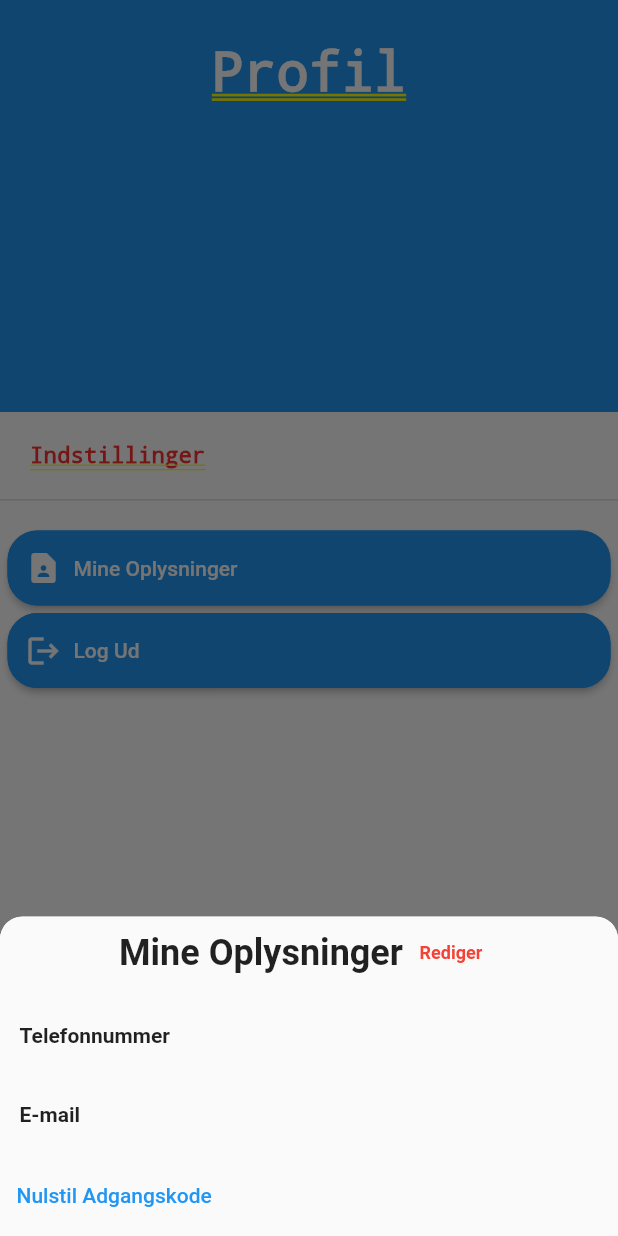
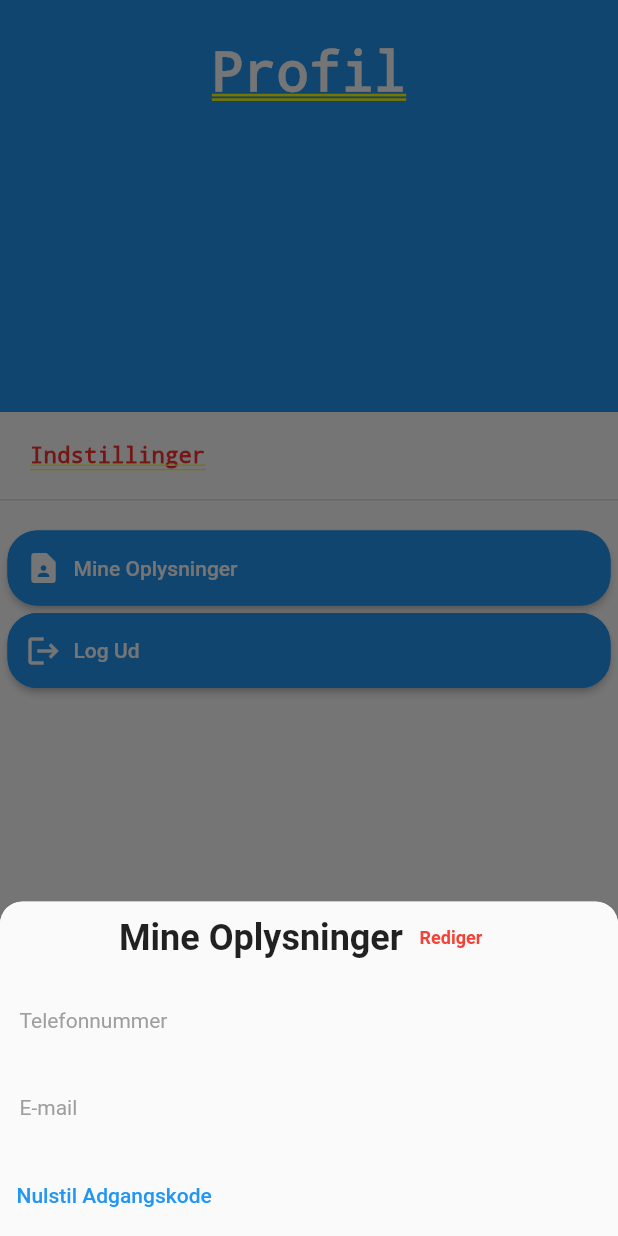
Before and after one commit to ammarOdin/odinvikar, a Flutter app: the SettingsScreen screen opened directly, after a tap on "Mine Oplysninger", on a phone screen of 412 x 824 dp. Run offline on Flutter 3.47's test engine with Material 2 defaults, Android fonts, the phone set to English and light mode, and no system bars; drawn by our look-alikes of sliding_sheet; our stand-ins replace cloud_firestore, cloud_functions, firebase_auth, firebase_core, shared_preferences, syncfusion_flutter_calendar and 2 more; missing offline and left inert: onboarding, syncfusion_localizations, week_of_year; accounts and stored records are empty.

Commit message:
Own settings ui tweaks

```diff
--- a/lib/main_screens/settings_screen.dart
+++ b/lib/main_screens/settings_screen.dart
@@ -257,7 +257,7 @@ class _State extends State<SettingsScreen> {
         Container(margin: const EdgeInsets.all(3), padding: const EdgeInsets.only(bottom: 15, left: 10), child: Column(
           crossAxisAlignment: CrossAxisAlignment.start,
           children: [
-            const Text("Telefonnummer", style: TextStyle(fontWeight: FontWeight.bold),),
+            Container(padding: const EdgeInsets.only(bottom: 5), child: const Text("Telefonnummer", style: TextStyle(color: Colors.grey),)),
             StreamBuilder(
                 stream: getUserInfo.snapshots(),
                 builder: (context, snapshot) {
@@ -265,7 +265,7 @@ class _State extends State<SettingsScreen> {
                     var name = snapshot.data as DocumentSnapshot;
                     return Align(
                       alignment: Alignment.centerLeft,
-                        child: Text(name['phone'].toString(), style: const TextStyle(color: Colors.grey),));
+                        child: Text(name['phone'].toString(), style: const TextStyle(color: Colors.black),));
                   }
                   return SizedBox(height: 10, width: 10, child: Container(padding: const EdgeInsets.only(left: 50, right: 50, top: 50), child: const LinearProgressIndicator()));
                 }
@@ -275,7 +275,7 @@ class _State extends State<SettingsScreen> {
         Container(margin: const EdgeInsets.all(3), padding: const EdgeInsets.only(left: 10), child: Column(
           crossAxisAlignment: CrossAxisAlignment.start,
           children: [
-            const Text("E-mail", style: TextStyle(fontWeight: FontWeight.bold),),
+            Container(padding: const EdgeInsets.only(bottom: 5), child: const Text("E-mail", style: TextStyle(color: Colors.grey),)),
             StreamBuilder(
                 stream: getUserInfo.snapshots(),
                 builder: (context, snapshot) {
@@ -283,7 +283,7 @@ class _State extends State<SettingsScreen> {
                     var name = snapshot.data as DocumentSnapshot;
                     return Align(
                         alignment: Alignment.centerLeft,
-                        child: Text(name['email'].toString(), style: const TextStyle(color: Colors.grey),));
+                        child: Text(name['email'].toString(), style: const TextStyle(color: Colors.black),));
                   }
                   return SizedBox(height: 10, width: 10, child: Container(padding: const EdgeInsets.only(left: 50, right: 50, top: 50), child: const LinearProgressIndicator()));
                 }
@@ -297,7 +297,7 @@ class _State extends State<SettingsScreen> {
                 if (snapshot.hasData){
                   var name = snapshot.data as DocumentSnapshot;
                   return Container(padding: const EdgeInsets.all(3), child: Align(alignment: Alignment.centerLeft, child: TextButton(onPressed: () async {showDialog(context: context, builder: (BuildContext context){
-                    return AlertDialog(title: const Text("Nulstil Adgangskode"), shape: RoundedRectangleBorder(borderRadius: BorderRadius.circular(10)), content: Text("Du er ved at nulstille din adgangskode. En E-mail vil blive sendt til " + name['email'] + " med yderligere instrukser."), actions: [
+                    return AlertDialog(title: const Text("Nulstil Adgangskode"), shape: RoundedRectangleBorder(borderRadius: BorderRadius.circular(10)), content: Text("Du er ved at nulstille din adgangskode. En e-mail vil blive sendt til " + name['email'] + " med yderligere instrukser."), actions: [
                       TextButton(onPressed: () {Navigator.pop(context);}, child: const Text("Annuller")) ,
                       TextButton(onPressed: () async {await FirebaseAuth.instance.sendPasswordResetEmail(email: name['email']); Navigator.pop(context); Navigator.pop(context); _showSnackBar(context, "E-mail sendt!", Colors.green);}, child: const Text("Send E-mail", style: TextStyle(color: Colors.green),))],);});},
                       child: const Text("Nulstil Adgangskode"))));
```
